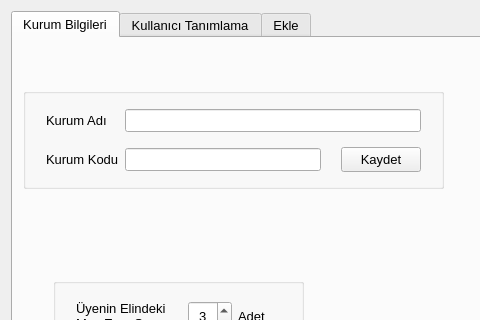
Before: the Qt Designer form ui/ayarlar.ui in mseroglu/kutuphaneOtomasyon, drawn with Qt 5; both pictures show x 0 to 480 and y 0 to 320 of the 822 by 506 pixel window.
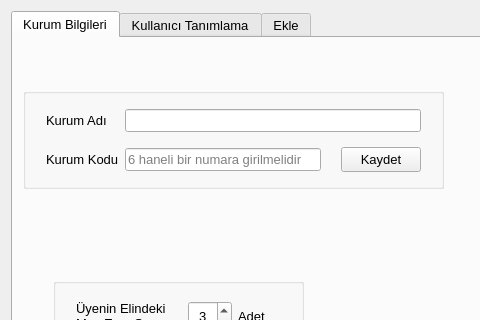
After: the same form once the commit is applied. The open tabs and pages were chosen to show the change.

The edit to the form file:
```diff
--- a/ui/ayarlar.ui
+++ b/ui/ayarlar.ui
@@ -276,6 +276,9 @@
             <property name="cursorPosition">
              <number>0</number>
             </property>
+            <property name="placeholderText">
+             <string>6 haneli bir numara girilmelidir</string>
+            </property>
            </widget>
           </item>
           <item>
```
Left out of the diff: 2 changed lines with no effect on the pictures.
